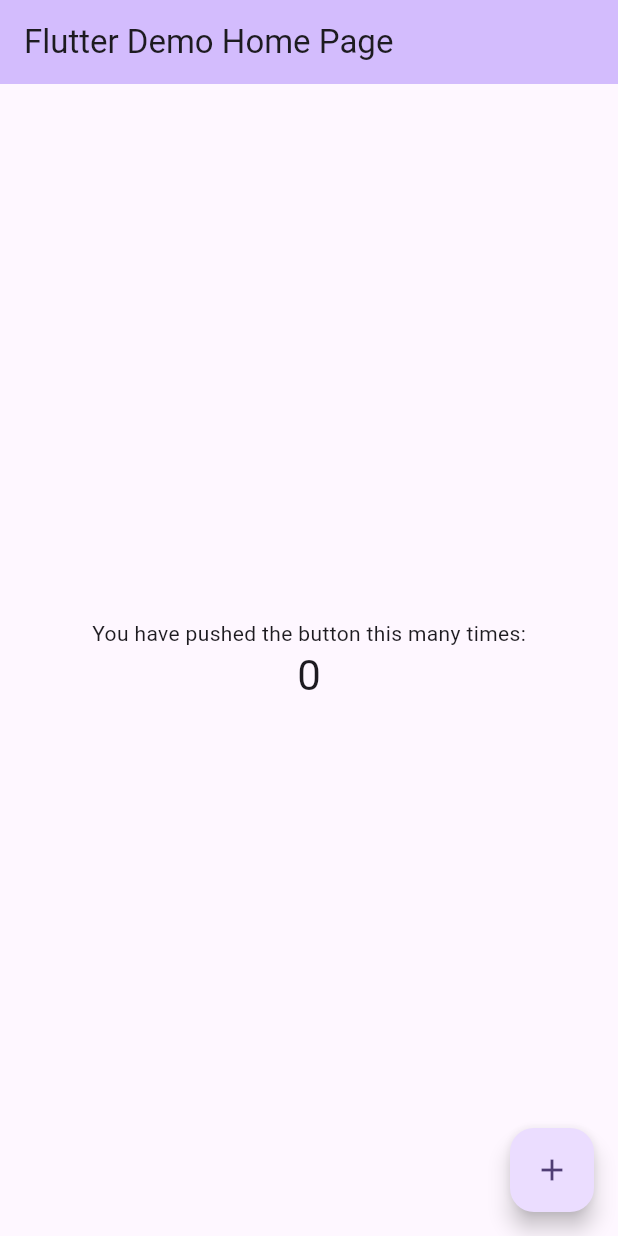
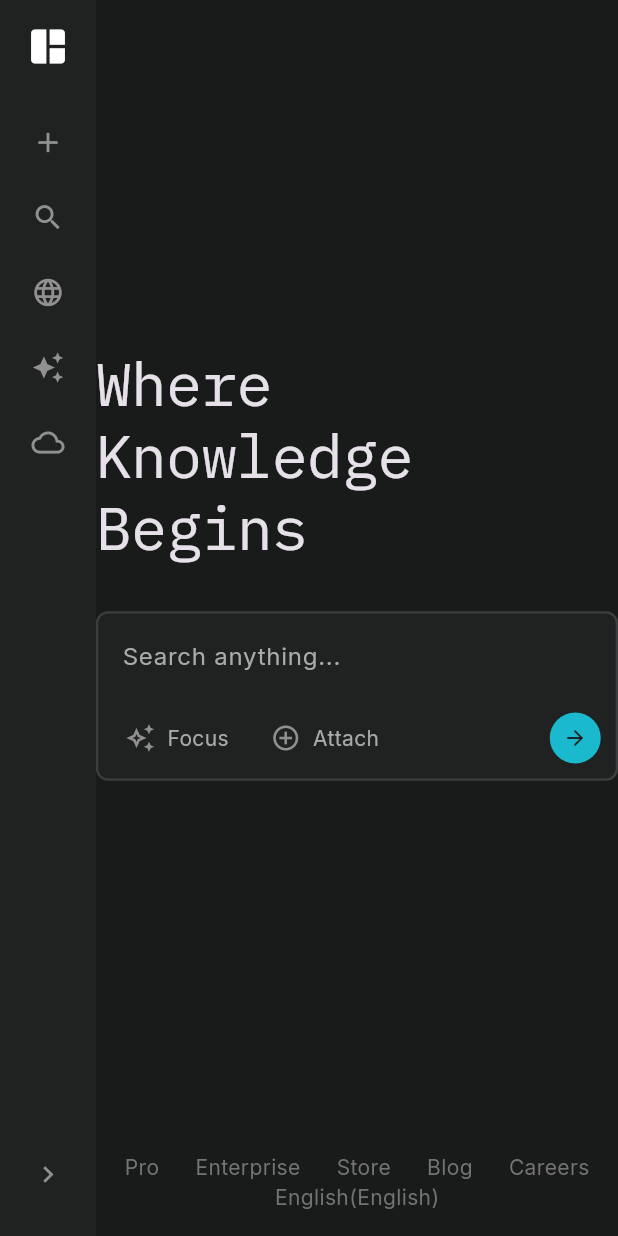
Before and after one commit to prathmesh0/perplexity_clone, a Flutter app: the screen it shows after launch, on a phone screen of 412 x 824 dp. Run offline on Flutter 3.47's test engine with Material 3 defaults, Android fonts, the phone set to English and light mode, and no system bars; our stand-ins replace google_fonts.

Commit message:
done  with the frontend of the website

```diff
--- a/lib/main.dart
+++ b/lib/main.dart
@@ -1,4 +1,7 @@
 import 'package:flutter/material.dart';
+import 'package:google_fonts/google_fonts.dart';
+import 'package:perplexity_clone/pages/home_page.dart';
+import 'package:perplexity_clone/theme/colors.dart';
 
 void main() {
   runApp(const MyApp());
@@ -7,119 +10,19 @@
 class MyApp extends StatelessWidget {
   const MyApp({super.key});
 
-  // This widget is the root of your application.
   @override
   Widget build(BuildContext context) {
     return MaterialApp(
-      title: 'Flutter Demo',
+      title: 'Perplexity Clone',
+      debugShowCheckedModeBanner: false,
       theme: ThemeData(
-        // This is the theme of your application.
-        //
-        // TRY THIS: Try running your application with "flutter run". You'll see
-        // the application has a purple toolbar. Then, without quitting the app,
-        // try changing the seedColor in the colorScheme below to Colors.green
-        // and then invoke "hot reload" (save your changes or press the "hot
-        // reload" button in a Flutter-supported IDE, or press "r" if you used
-        // the command line to start the app).
-        //
-        // Notice that the counter didn't reset back to zero; the application
-        // state is not lost during the reload. To reset the state, use hot
-        // restart instead.
-        //
-        // This works for code too, not just values: Most code changes can be
-        // tested with just a hot reload.
-        colorScheme: ColorScheme.fromSeed(seedColor: Colors.deepPurple),
-        useMaterial3: true,
+        colorScheme: ColorScheme.fromSeed(
+          seedColor: AppColors.submitButton,
+        ),
+        scaffoldBackgroundColor: AppColors.background,
+        textTheme: GoogleFonts.interTextTheme(ThemeData.dark().textTheme),
       ),
-      home: const MyHomePage(title: 'Flutter Demo Home Page'),
+      home: const HomePage(),
     );
   }
 }
-
-class MyHomePage extends StatefulWidget {
-  const MyHomePage({super.key, required this.title});
-
-  // This widget is the home page of your application. It is stateful, meaning
-  // that it has a State object (defined below) that contains fields that affect
-  // how it looks.
-
-  // This class is the configuration for the state. It holds the values (in this
-  // case the title) provided by the parent (in this case the App widget) and
-  // used by the build method of the State. Fields in a Widget subclass are
-  // always marked "final".
-
-  final String title;
-
-  @override
-  State<MyHomePage> createState() => _MyHomePageState();
-}
-
-class _MyHomePageState extends State<MyHomePage> {
-  int _counter = 0;
-
-  void _incrementCounter() {
-    setState(() {
-      // This call to setState tells the Flutter framework that something has
-      // changed in this State, which causes it to rerun the build method below
-      // so that the display can reflect the updated values. If we changed
-      // _counter without calling setState(), then the build method would not be
-      // called again, and so nothing would appear to happen.
-      _counter++;
-    });
-  }
-
-  @override
-  Widget build(BuildContext context) {
-    // This method is rerun every time setState is called, for instance as done
-    // by the _incrementCounter method above.
-    //
-    // The Flutter framework has been optimized to make rerunning build methods
-    // fast, so that you can just rebuild anything that needs updating rather
-    // than having to individually change instances of widgets.
-    return Scaffold(
-      appBar: AppBar(
-        // TRY THIS: Try changing the color here to a specific color (to
-        // Colors.amber, perhaps?) and trigger a hot reload to see the AppBar
-        // change color while the other colors stay the same.
-        backgroundColor: Theme.of(context).colorScheme.inversePrimary,
-        // Here we take the value from the MyHomePage object that was created by
-        // the App.build method, and use it to set our appbar title.
-        title: Text(widget.title),
-      ),
-      body: Center(
-        // Center is a layout widget. It takes a single child and positions it
-        // in the middle of the parent.
-        child: Column(
-          // Column is also a layout widget. It takes a list of children and
-          // arranges them vertically. By default, it sizes itself to fit its
-          // children horizontally, and tries to be as tall as its parent.
-          //
-          // Column has various properties to control how it sizes itself and
-          // how it positions its children. Here we use mainAxisAlignment to
-          // center the children vertically; the main axis here is the vertical
-          // axis because Columns are vertical (the cross axis would be
-          // horizontal).
-          //
-          // TRY THIS: Invoke "debug painting" (choose the "Toggle Debug Paint"
-          // action in the IDE, or press "p" in the console), to see the
-          // wireframe for each widget.
-          mainAxisAlignment: MainAxisAlignment.center,
-          children: <Widget>[
-            const Text(
-              'You have pushed the button this many times:',
-            ),
-            Text(
-              '$_counter',
-              style: Theme.of(context).textTheme.headlineMedium,
-            ),
-          ],
-        ),
-      ),
-      floatingActionButton: FloatingActionButton(
-        onPressed: _incrementCounter,
-        tooltip: 'Increment',
-        child: const Icon(Icons.add),
-      ), // This trailing comma makes auto-formatting nicer for build methods.
-    );
-  }
-}
--- /dev/null
+++ b/lib/pages/home_page.dart
@@ -0,0 +1,97 @@
+import 'package:flutter/material.dart';
+import 'package:perplexity_clone/theme/colors.dart';
+import 'package:perplexity_clone/widgets/search_section.dart';
+import 'package:perplexity_clone/widgets/side_bar.dart';
+
+class HomePage extends StatelessWidget {
+  const HomePage({super.key});
+
+  @override
+  Widget build(BuildContext context) {
+    return Scaffold(
+        body: Row(
+      children: [
+        // Row
+        const SideBar(),
+        //SearchSection
+        Expanded(
+          child: Column(
+            children: [
+              const Expanded(child: SearchSection()),
+
+              // footer section
+              Container(
+                padding: const EdgeInsets.symmetric(vertical: 16),
+                child: const Wrap(
+                  alignment: WrapAlignment.center,
+                  children: [
+                    Padding(
+                      padding: EdgeInsets.symmetric(horizontal: 12),
+                      child: Text(
+                        "Pro",
+                        style: TextStyle(
+                          fontSize: 14,
+                          color: AppColors.footerGrey,
+                        ),
+                      ),
+                    ),
+                    Padding(
+                      padding: EdgeInsets.symmetric(horizontal: 12),
+                      child: Text(
+                        "Enterprise",
+                        style: TextStyle(
+                          fontSize: 14,
+                          color: AppColors.footerGrey,
+                        ),
+                      ),
+                    ),
+                    Padding(
+                      padding: EdgeInsets.symmetric(horizontal: 12),
+                      child: Text(
+                        "Store",
+                        style: TextStyle(
+                          fontSize: 14,
+                          color: AppColors.footerGrey,
+                        ),
+                      ),
+                    ),
+                    Padding(
+                      padding: EdgeInsets.symmetric(horizontal: 12),
+                      child: Text(
+                        "Blog",
+                        style: TextStyle(
+                          fontSize: 14,
+                          color: AppColors.footerGrey,
+                        ),
+                      ),
+                    ),
+                    Padding(
+                      padding: EdgeInsets.symmetric(horizontal: 12),
+                      child: Text(
+                        "Careers",
+                        style: TextStyle(
+                          fontSize: 14,
+                          color: AppColors.footerGrey,
+                        ),
+                      ),
+                    ),
+                    Padding(
+                      padding: EdgeInsets.symmetric(horizontal: 12),
+                      child: Text(
+                        "English(English)",
+                        style: TextStyle(
+                          fontSize: 14,
+                          color: AppColors.footerGrey,
+                        ),
+                      ),
+                    )
+                  ],
+                ),
+              )
+            ],
+          ),
+        )
+      ],
+    ));
+  }
+}
--- /dev/null
+++ b/lib/theme/colors.dart
@@ -0,0 +1,15 @@
+import 'package:flutter/material.dart';
+
+class AppColors {
+  static const background = Color.fromRGBO(25, 26, 26, 1);
+  static const sideNav = Color.fromRGBO(32, 34, 34, 1);
+  static const searchBar = Color.fromRGBO(32, 34, 34, 1);
+  static const searchBarBorder = Color.fromRGBO(60, 63, 64, 1);
+  static const iconGrey = Color(0xFF909090);
+  static const textGrey = Color(0xFFAAAAAA);
+  static const footerGrey = Color(0xFF737373);
+  static const proButton = Color.fromRGBO(47, 48, 47, 1);
+  static const cardColor = Color(0xFF262626);
+  static const submitButton = Color.fromRGBO(27, 185, 206, 1);
+  static const whiteColor = Colors.white;
+}
--- /dev/null
+++ b/lib/widgets/search_bar_button.dart
@@ -0,0 +1,59 @@
+import 'package:flutter/material.dart';
+import 'package:perplexity_clone/theme/colors.dart';
+
+class SearchBarButton extends StatefulWidget {
+  final IconData icon;
+  final String text;
+  const SearchBarButton({
+    super.key,
+    required this.icon,
+    required this.text,
+  });
+
+  @override
+  State<SearchBarButton> createState() => _SearchBarButtonState();
+}
+
+class _SearchBarButtonState extends State<SearchBarButton> {
+  bool isHovered = false;
+  @override
+  Widget build(BuildContext context) {
+    return MouseRegion(
+      onEnter: (event) {
+        setState(() {
+          isHovered = true;
+        });
+      },
+      onExit: (event) {
+        setState(() {
+          isHovered = false;
+        });
+      },
+      child: Container(
+        padding: const EdgeInsets.symmetric(horizontal: 8, vertical: 4),
+        decoration: BoxDecoration(
+          borderRadius: BorderRadius.circular(6),
+          color: isHovered ? AppColors.proButton : Colors.transparent,
+        ),
+        child: Row(
+          children: [
+            Icon(
+              widget.icon,
+              color: AppColors.iconGrey,
+              size: 20,
+            ),
+            const SizedBox(
+              width: 8,
+            ),
+            Text(
+              widget.text,
+              style: const TextStyle(
+                color: AppColors.textGrey,
+              ),
+            )
+          ],
+        ),
+      ),
+    );
+  }
+}
--- /dev/null
+++ b/lib/widgets/search_section.dart
@@ -0,0 +1,88 @@
+import 'package:flutter/material.dart';
+import 'package:google_fonts/google_fonts.dart';
+import 'package:perplexity_clone/theme/colors.dart';
+import 'package:perplexity_clone/widgets/search_bar_button.dart';
+
+class SearchSection extends StatelessWidget {
+  const SearchSection({super.key});
+
+  @override
+  Widget build(BuildContext context) {
+    return Column(
+      mainAxisAlignment: MainAxisAlignment.center,
+      children: [
+        Text(
+          'Where Knowledge Begins',
+          style: GoogleFonts.ibmPlexMono(
+            fontSize: 40,
+            fontWeight: FontWeight.w400,
+            height: 1.2,
+            letterSpacing: -0.5,
+          ),
+        ),
+        SizedBox(
+          height: 32,
+        ),
+        Container(
+          width: 700,
+          decoration: BoxDecoration(
+              color: AppColors.searchBar,
+              borderRadius: BorderRadius.circular(8),
+              border: Border.all(
+                color: AppColors.searchBarBorder,
+                width: 1.5,
+              )),
+          child: Column(
+            children: [
+              Padding(
+                padding: EdgeInsets.all(16),
+                child: TextField(
+                  decoration: InputDecoration(
+                      hintText: "Search anything...",
+                      hintStyle: TextStyle(
+                        color: AppColors.textGrey,
+                        fontSize: 16,
+                      ),
+                      border: InputBorder.none,
+                      isDense: true,
+                      contentPadding: EdgeInsets.zero),
+                ),
+              ),
+              Padding(
+                padding: const EdgeInsets.all(10.0),
+                child: Row(
+                  children: [
+                    SearchBarButton(
+                      icon: Icons.auto_awesome_outlined,
+                      text: "Focus",
+                    ),
+                    SizedBox(
+                      width: 12,
+                    ),
+                    SearchBarButton(
+                      icon: Icons.add_circle_outline,
+                      text: "Attach",
+                    ),
+                    const Spacer(),
+                    Container(
+                      padding: const EdgeInsets.all(9),
+                      decoration: BoxDecoration(
+                        color: AppColors.submitButton,
+                        borderRadius: BorderRadius.circular(40),
+                      ),
+                      child: const Icon(
+                        Icons.arrow_forward,
+                        color: AppColors.background,
+                        size: 16,
+                      ),
+                    )
+                  ],
+                ),
+              )
+            ],
+          ),
+        )
+      ],
+    );
+  }
+}
--- /dev/null
+++ b/lib/widgets/side_bar.dart
@@ -0,0 +1,94 @@
+import 'package:flutter/material.dart';
+import 'package:perplexity_clone/theme/colors.dart';
+import 'package:perplexity_clone/widgets/side_bar_button.dart';
+
+class SideBar extends StatefulWidget {
+  const SideBar({super.key});
+
+  @override
+  State<SideBar> createState() => _SideBarState();
+}
+
+class _SideBarState extends State<SideBar> {
+  bool isCollapsed = true;
+
+  @override
+  Widget build(BuildContext context) {
+    return AnimatedContainer(
+      duration: const Duration(milliseconds: 100),
+      width: isCollapsed ? 64 : 150,
+      color: AppColors.sideNav,
+      child: Column(
+        children: [
+          const SizedBox(
+            height: 16,
+          ),
+          Icon(
+            Icons.auto_awesome_mosaic,
+            color: AppColors.whiteColor,
+            size: isCollapsed ? 30 : 60,
+          ),
+          Expanded(
+            child: Column(
+              crossAxisAlignment: isCollapsed
+                  ? CrossAxisAlignment.center
+                  : CrossAxisAlignment.start,
+              children: [
+                const SizedBox(
+                  height: 24,
+                ),
+                SideBarButton(
+                  isCollapsed: isCollapsed,
+                  icon: Icons.add,
+                  title: "Home",
+                ),
+                SideBarButton(
+                  isCollapsed: isCollapsed,
+                  icon: Icons.search,
+                  title: "Search",
+                ),
+                SideBarButton(
+                  isCollapsed: isCollapsed,
+                  icon: Icons.language,
+                  title: "Spaces",
+                ),
+                SideBarButton(
+                  isCollapsed: isCollapsed,
+                  icon: Icons.auto_awesome,
+                  title: "Discover",
+                ),
+                SideBarButton(
+                  isCollapsed: isCollapsed,
+                  icon: Icons.cloud_outlined,
+                  title: "Library",
+                ),
+                const Spacer(),
+              ],
+            ),
+          ),
+          GestureDetector(
+            onTap: () {
+              setState(() {
+                isCollapsed = !isCollapsed;
+              });
+            },
+            child: AnimatedContainer(
+              duration: const Duration(milliseconds: 100),
+              margin: const EdgeInsets.symmetric(vertical: 14),
+              child: Icon(
+                isCollapsed
+                    ? Icons.keyboard_arrow_right
+                    : Icons.keyboard_arrow_left,
+                color: AppColors.iconGrey,
+                size: 22,
+              ),
+            ),
+          ),
+          const SizedBox(
+            height: 16,
+          )
+        ],
+      ),
+    );
+  }
+}
--- /dev/null
+++ b/lib/widgets/side_bar_button.dart
@@ -0,0 +1,44 @@
+import 'package:flutter/material.dart';
+import 'package:perplexity_clone/theme/colors.dart';
+
+class SideBarButton extends StatelessWidget {
+  final bool isCollapsed;
+  final IconData icon;
+  final String title;
+  const SideBarButton({
+    super.key,
+    required this.isCollapsed,
+    required this.icon,
+    required this.title,
+  });
+
+  @override
+  Widget build(BuildContext context) {
+    return Row(
+      mainAxisAlignment:
+          isCollapsed ? MainAxisAlignment.center : MainAxisAlignment.start,
+      children: [
+        Container(
+          margin: const EdgeInsets.symmetric(
+            vertical: 14,
+            horizontal: 10,
+          ),
+          child: Icon(
+            icon,
+            color: AppColors.iconGrey,
+            size: 22,
+          ),
+        ),
+        isCollapsed
+            ? const SizedBox()
+            : Text(
+                title,
+                style: const TextStyle(
+                  fontSize: 16,
+                  fontWeight: FontWeight.w500,
+                ),
+              )
+      ],
+    );
+  }
+}
--- a/pubspec.yaml
+++ b/pubspec.yaml
@@ -1,5 +1,5 @@
 name: perplexity_clone
-description: "A new Flutter project."
+description: 'A new Flutter project.'
 # The following line prevents the package from being accidentally published to
 # pub.dev using `flutter pub publish`. This is preferred for private packages.
 publish_to: 'none' # Remove this line if you wish to publish to pub.dev
@@ -31,10 +31,10 @@ dependencies:
   flutter:
     sdk: flutter
 
-
   # The following adds the Cupertino Icons font to your application.
   # Use with the CupertinoIcons class for iOS style icons.
   cupertino_icons: ^1.0.2
+  google_fonts: 6.1.0
 
 dev_dependencies:
   flutter_test:
@@ -52,7 +52,6 @@ dev_dependencies:
 
 # The following section is specific to Flutter packages.
 flutter:
-
   # The following line ensures that the Material Icons font is
   # included with your application, so that you can use the icons in
   # the material Icons class.
```
Also changed, not shown: pubspec.lock, 1 other file.
